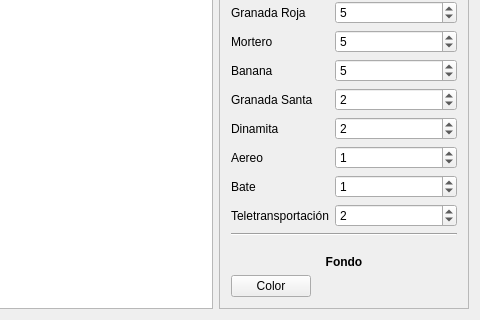
This is src/editor/Editor/mainwindow.ui in fedemgp/Guerra-de-pijas as Qt 5 draws it before an edit; both pictures show x 585 to 1065 and y 289 to 609 of the 1065 by 609 pixel window. The edited form follows.
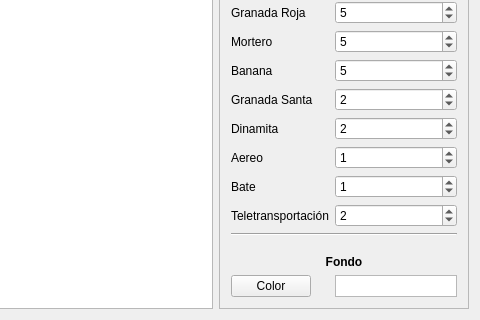
This is the edited form. Icons and pictures are not drawn. Custom widgets are drawn as their Qt base class.

Commit message: showing bg color preview

Diff of the .ui file:
```diff
--- a/src/editor/Editor/mainwindow.ui
+++ b/src/editor/Editor/mainwindow.ui
@@ -438,6 +438,37 @@
           </property>
          </widget>
         </item>
+        <item row="23" column="1">
+         <widget class="QGraphicsView" name="colorPreview">
+          <property name="enabled">
+           <bool>true</bool>
+          </property>
+          <property name="sizePolicy">
+           <sizepolicy hsizetype="Ignored" vsizetype="Ignored">
+            <horstretch>0</horstretch>
+            <verstretch>0</verstretch>
+           </sizepolicy>
+          </property>
+          <property name="backgroundBrush">
+           <brush brushstyle="SolidPattern">
+            <color alpha="255">
+             <red>255</red>
+             <green>255</green>
+             <blue>255</blue>
+            </color>
+           </brush>
+          </property>
+          <property name="foregroundBrush">
+           <brush brushstyle="NoBrush">
+            <color alpha="255">
+             <red>255</red>
+             <green>255</green>
+             <blue>255</blue>
+            </color>
+           </brush>
+          </property>
+         </widget>
+        </item>
        </layout>
       </widget>
      </widget>
```
Left out of the diff: 92 changed lines with no effect on the pictures. The commit also changes 1 other file.
